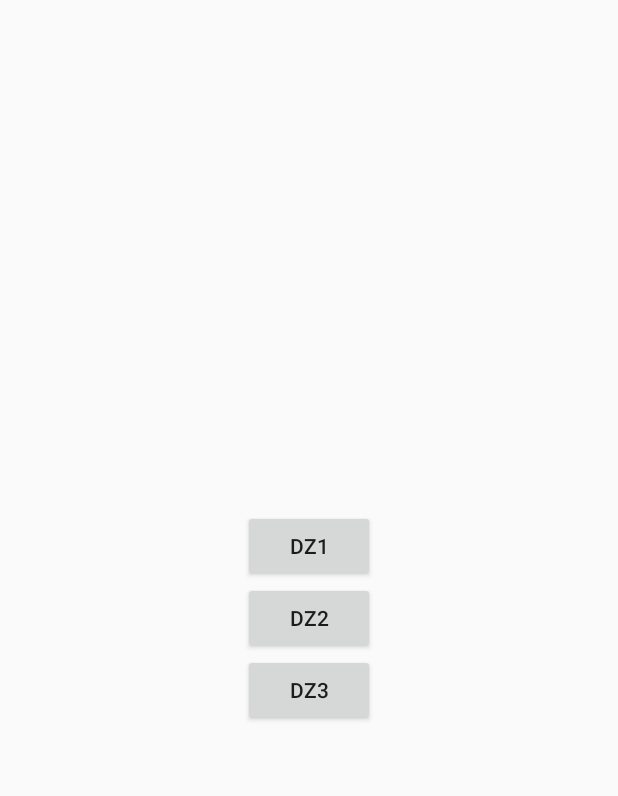
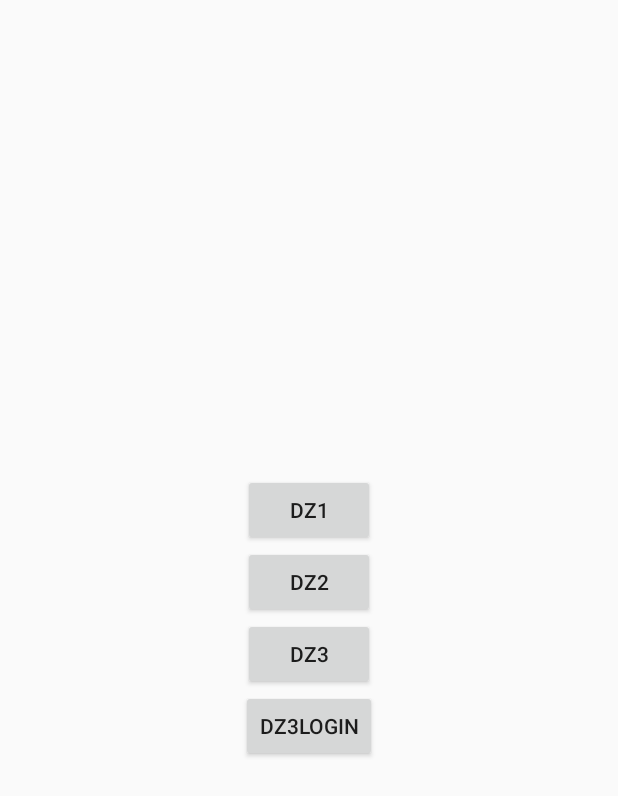
Before and after one commit to mixonko/HomeWork, an Android app: the screen it shows after launch (ChangeDzActivity), on a phone screen of 412 x 824 dp. Shown: the top 796 px of the screen. Run offline under Robolectric (Android 15) with nearby library versions, the phone set to English and light mode, and no system bars.

Commit message:
dz3complete

```diff
--- a/app/src/main/AndroidManifest.xml
+++ b/app/src/main/AndroidManifest.xml
@@ -17,5 +17,6 @@
         <activity android:name="dz1.Dz1Activity"/>
         <activity android:name="dz2.Dz2Activity"/>
         <activity android:name="dz3.Dz3Activity"/>
+        <activity android:name="dz3.LoginActivity"/>
     </application>
 </manifest>
--- a/app/src/main/java/dz2/ChangeDzActivity.java
+++ b/app/src/main/java/dz2/ChangeDzActivity.java
@@ -8,10 +8,11 @@ import android.widget.Button;
 
 import dz1.Dz1Activity;
 import dz3.Dz3Activity;
+import dz3.LoginActivity;
 import test.com.homework.R;
 
 public class ChangeDzActivity extends Activity implements View.OnClickListener {
-    private Button dz1, dz2, dz3;
+    private Button dz1, dz2, dz3, dz3Login;
 
     @Override
     protected void onCreate(Bundle savedInstanceState) {
@@ -21,10 +22,12 @@ public class ChangeDzActivity extends Activity implements View.OnClickListener {
         dz1 = (Button) findViewById(R.id.dz1);
         dz2 = (Button) findViewById(R.id.dz2);
         dz3 = (Button) findViewById(R.id.dz3);
+        dz3Login = (Button) findViewById(R.id.dz3Login);
 
         dz1.setOnClickListener(this);
         dz2.setOnClickListener(this);
         dz3.setOnClickListener(this);
+        dz3Login.setOnClickListener(this);
     }
 
     @Override
@@ -39,6 +42,9 @@ public class ChangeDzActivity extends Activity implements View.OnClickListener {
             case R.id.dz3:
                 startActivity(new Intent(this, Dz3Activity.class));
                 break;
+            case R.id.dz3Login:
+                startActivity(new Intent(this, LoginActivity.class));
+                break;
         }
     }
 }
--- a/app/src/main/java/dz3/LoginActivity.java
+++ b/app/src/main/java/dz3/LoginActivity.java
@@ -2,7 +2,6 @@ package dz3;
 
 import android.app.Activity;
 import android.os.Bundle;
-import android.support.annotation.Nullable;
 
 import test.com.homework.R;
 
@@ -11,5 +10,6 @@ public class LoginActivity extends Activity {
     protected void onCreate(Bundle savedInstanceState) {
         super.onCreate(savedInstanceState);
         setContentView(R.layout.dz3_login);
+
     }
 }
--- a/app/src/main/res/layout/change_dz.xml
+++ b/app/src/main/res/layout/change_dz.xml
@@ -21,5 +21,11 @@
         android:id="@+id/dz3"
         android:layout_width="wrap_content"
         android:layout_height="wrap_content"
-        android:text="@string/dz2_text_dz3" />
+        android:text="@string/dz3_text_dz3" />
+
+    <Button
+        android:id="@+id/dz3Login"
+        android:layout_width="wrap_content"
+        android:layout_height="wrap_content"
+        android:text="@string/dz3_text_login" />
 </LinearLayout>
--- a/app/src/main/res/values/colors.xml
+++ b/app/src/main/res/values/colors.xml
@@ -2,7 +2,7 @@
 <resources>
     <color name="colorPrimary">#008577</color>
     <color name="colorPrimaryDark">#00574B</color>
-    <color name="colorAccent">#D81B60</color>
+    <color name="colorAccent">#000000</color>
     <color name="first">#4245dc</color>
     <color name="second">#d8d21b</color>
     <color name="dz3_white">#ffffff</color>
--- a/app/src/main/res/values/strings.xml
+++ b/app/src/main/res/values/strings.xml
@@ -5,7 +5,8 @@
     <string name="dz1_change">Поменять</string>
     <string name="dz2_text_dz1">dz1</string>
     <string name="dz2_text_dz2">dz2</string>
-    <string name="dz2_text_dz3">dz3</string>
+    <string name="dz3_text_dz3">dz3</string>
+    <string name="dz3_text_login">dz3Login</string>
     <string name="dz3_button_download">Загрузить</string>
     <string name="dz3_text_link">https://i.imgur.com/enarCUc.jpg</string>
     <string name="dz3_text_Username">Username</string>
```
Also changed, not shown: app/src/main/res/layout/dz3_login.xml (+17 -30 lines), app/src/main/res/values/styles.xml (+7 -4 lines).
